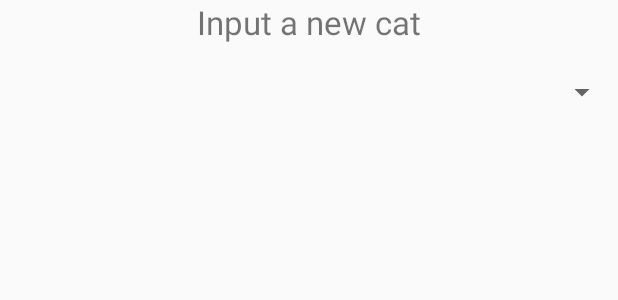
After one commit to Nauh24/HocTrenLop, an Android app: the layout crud_activity.xml on its own in the app's theme, with its tools: preview values and no code run, on a phone screen of 412 x 824 dp. The commit adds this screen. Shown: the top 300 px of the screen. Run offline under Robolectric (Android 15) with nearby library versions, the phone set to English and light mode, and no system bars.

Commit message:
done b6.1: create spinner with image item

```diff
--- a/app/src/main/java/com/nauh/demo/model/CatAdapter.java
+++ b/app/src/main/java/com/nauh/demo/model/CatAdapter.java
@@ -1,19 +1,15 @@
 package com.nauh.demo.model;
 
-import android.content.Context;
 import android.view.LayoutInflater;
 import android.view.View;
 import android.view.ViewGroup;
 import android.widget.ImageView;
 import android.widget.TextView;
-import android.widget.Toast;
 
 import androidx.annotation.NonNull;
-import androidx.cardview.widget.CardView;
 import androidx.recyclerview.widget.RecyclerView;
 
 import com.nauh.demo.R;
-import com.nauh.demo.RecyclerViewActivity;
 
 import java.util.List;
 
--- a/app/src/main/java/com/nauh/demo/RecyclerViewActivity.java
+++ b/app/src/main/java/com/nauh/demo/recyclerview/RecyclerViewActivity.java
@@ -1,4 +1,4 @@
-package com.nauh.demo;
+package com.nauh.demo.recyclerview;
 
 import android.os.Bundle;
 import android.view.View;
@@ -6,12 +6,10 @@ import android.widget.Toast;
 
 import androidx.activity.EdgeToEdge;
 import androidx.appcompat.app.AppCompatActivity;
-import androidx.core.graphics.Insets;
-import androidx.core.view.ViewCompat;
-import androidx.core.view.WindowInsetsCompat;
 import androidx.recyclerview.widget.GridLayoutManager;
 import androidx.recyclerview.widget.RecyclerView;
 
+import com.nauh.demo.R;
 import com.nauh.demo.model.Cat;
 import com.nauh.demo.model.CatAdapter;
 
--- /dev/null
+++ b/app/src/main/res/layout/crud_activity.xml
@@ -0,0 +1,24 @@
+<?xml version="1.0" encoding="utf-8"?>
+<LinearLayout xmlns:android="http://schemas.android.com/apk/res/android"
+    xmlns:app="http://schemas.android.com/apk/res-auto"
+    xmlns:tools="http://schemas.android.com/tools"
+    android:id="@+id/main"
+    android:layout_width="match_parent"
+    android:layout_height="match_parent"
+    android:orientation="vertical"
+    tools:context=".recyclerview.CRUDActivity">
+
+    <TextView
+        android:layout_width="match_parent"
+        android:layout_height="wrap_content"
+        android:text="Input a new cat"
+        android:textSize="22dp"
+        android:gravity="center"/>
+
+    <Spinner
+        android:id="@+id/spinner"
+        android:layout_width="match_parent"
+        android:layout_height="wrap_content"
+        android:layout_marginTop="20dp"/>
+
+</LinearLayout>
--- /dev/null
+++ b/app/src/main/res/layout/image_item.xml
@@ -0,0 +1,6 @@
+<?xml version="1.0" encoding="utf-8"?>
+<ImageView xmlns:android="http://schemas.android.com/apk/res/android"
+    android:id="@+id/imgView"
+    android:layout_width="50dp"
+    android:layout_height="50dp"
+    android:src="@drawable/cat1"/>
```
Also changed, not shown: app/src/main/AndroidManifest.xml (+10 -1 lines), app/src/main/java/com/nauh/demo/model/SpinnerAdapter.java (added, +43 -0 lines), app/src/main/java/com/nauh/demo/recyclerview/CRUDActivity.java (added, +39 -0 lines).
